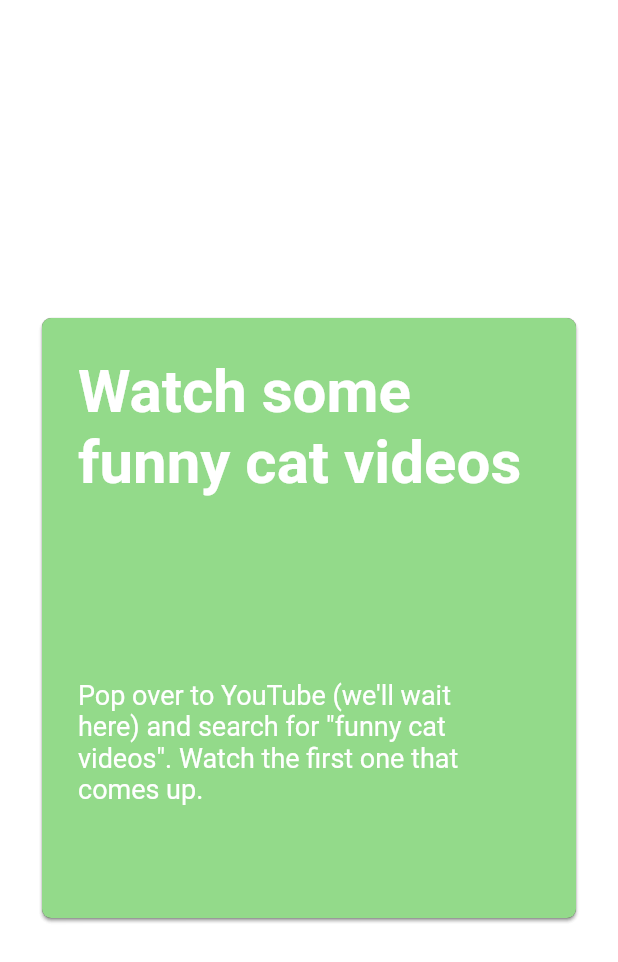
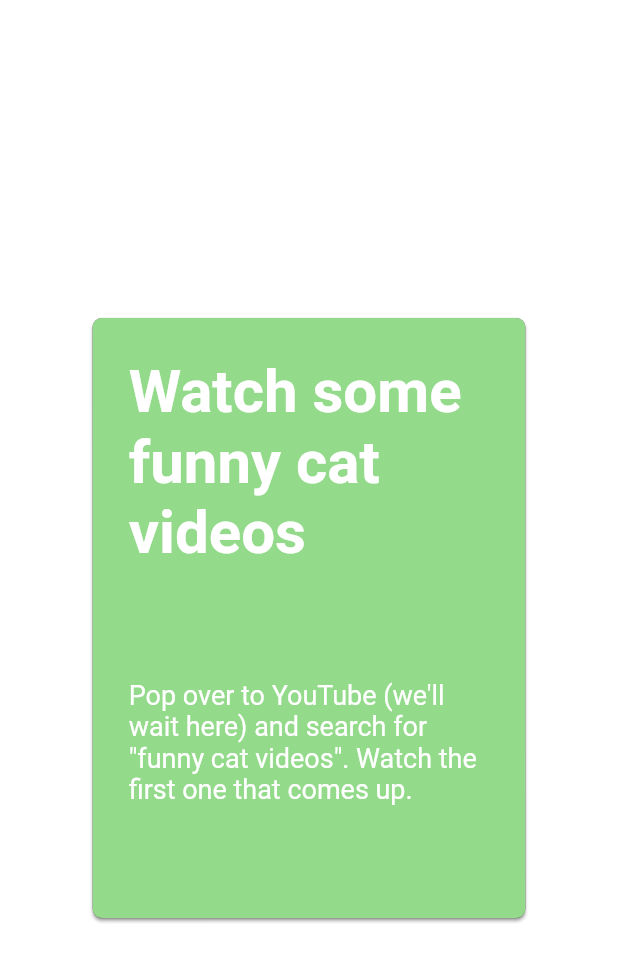
Before and after one commit to mirkancal/friendly-cards, a Flutter app: the screen it shows after launch, on a phone screen of 412 x 824 dp. Shown: the top 962 px of the screen. Run offline on Flutter 3.47's test engine with Material 2 defaults, Android fonts, the phone set to English and light mode, and no system bars; our stand-ins replace bloc, device_preview, dio, flutter_bloc; missing offline and left inert: loading_animations; generated files the repository leaves out were written again.

Commit message:
- Resized friendly cards. - Adjusted text placement.

```diff
--- a/lib/counter/widget/friendly_card_widget.dart
+++ b/lib/counter/widget/friendly_card_widget.dart
@@ -19,14 +19,14 @@ class FriendlyCardWidget extends StatelessWidget {
                 ? 450
                 : 400
             : 400
-        : context.dynamicHeight(0.65);
+        : context.dynamicHeight(0.55);
     return Container(
-      margin: const EdgeInsets.symmetric(horizontal: 24.0),
       child: Card(
         color: color,
         shape: RoundedRectangleBorder(borderRadius: BorderRadius.circular(6)),
         child: Container(
           height: dynamicHeight.toDouble(),
+          width: context.currentSize.width * .7,
           padding: const EdgeInsets.symmetric(horizontal: 24.0),
           child: Column(
             mainAxisAlignment: MainAxisAlignment.spaceAround,
@@ -50,13 +50,12 @@ class FriendlyCardWidget extends StatelessWidget {
                   textAlign: TextAlign.left,
                 ),
               ),
-              SizedBox(
+              const SizedBox(
                 height: 15,
               ),
               Container(
                 height: dynamicHeight.toDouble() / 3,
-                width: context.dynamicWidth(0.7),
-                child: Text(
+                child: AutoSizeText(
                   (careCard.body as String).toString().trim(),
                   style: const TextStyle(fontSize: 18, color: Colors.white),
                   textAlign: TextAlign.left,
--- a/lib/counter/widget/slidable_animated_cards_list.dart
+++ b/lib/counter/widget/slidable_animated_cards_list.dart
@@ -166,7 +166,8 @@ class _SlidableAnimatedCardsListState extends State<SlidableAnimatedCardsList>
                                           ? 450
                                           : 400
                                       : 400
-                                  : context.dynamicHeight(0.65),
+                                  : context.dynamicHeight(0.55),
+                              width: context.currentSize.width * .7,
                               padding:
                                   const EdgeInsets.symmetric(horizontal: 24.0),
                             ),
@@ -204,7 +205,8 @@ class _SlidableAnimatedCardsListState extends State<SlidableAnimatedCardsList>
                               ? 450
                               : 400
                           : 400
-                      : context.dynamicHeight(0.65),
+                      : context.dynamicHeight(0.55),
+                  width: context.currentSize.width * .7,
                   padding: const EdgeInsets.symmetric(horizontal: 24.0),
                   child: Center(
                     child: LoadingJumpingLine.square(
--- a/lib/main_development.dart
+++ b/lib/main_development.dart
@@ -8,11 +8,10 @@
 import 'dart:async';
 import 'dart:developer';
 
+import 'package:bloc/bloc.dart';
 import 'package:device_preview/device_preview.dart';
 import 'package:flutter/foundation.dart';
 import 'package:flutter/widgets.dart';
-import 'package:bloc/bloc.dart';
-import 'package:friendly_cards/app/app.dart';
 import 'package:friendly_cards/app/app_bloc_observer.dart';
 import 'package:friendly_cards/app/app_development.dart';
 
--- a/lib/repositories/friendly_cards_repository.dart
+++ b/lib/repositories/friendly_cards_repository.dart
@@ -1,7 +1,4 @@
-import 'dart:convert';
-
 import 'package:dio/dio.dart';
-import 'package:flutter/cupertino.dart';
 import 'package:friendly_cards/utils/handle_errors.dart';
 
 class FriendlyCardsRepository {
--- a/lib/services/friendly_cards_service.dart
+++ b/lib/services/friendly_cards_service.dart
@@ -17,8 +17,8 @@ class FriendlyCardsService {
           (body as List).map((e) => FriendlyCard.fromJson(e)).toList();
       return friendlyCards;
     } catch (e) {
+      print(e);
       return [];
-      print(e);
     }
   }
 }
```
